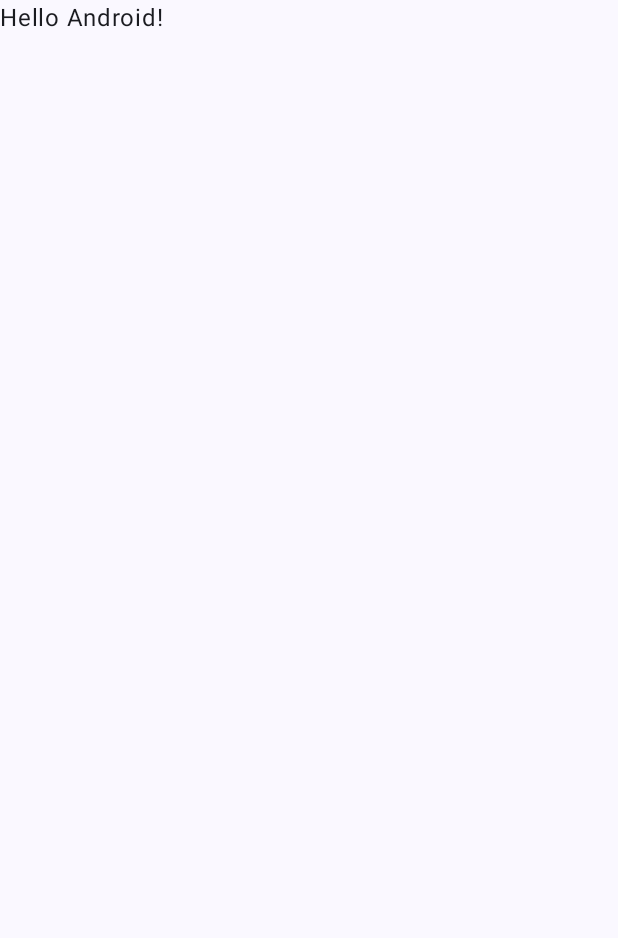
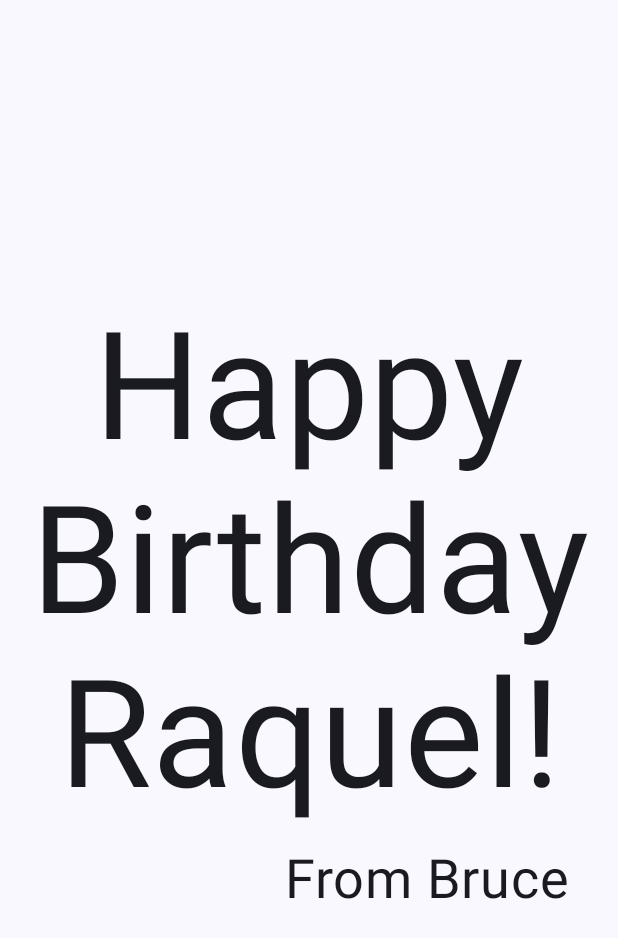
Before and after one commit to bruceneriDev/Happy-Birthday-App, an Android app built with Jetpack Compose: the screen it shows after launch (MainActivity), on a phone screen of 412 x 824 dp. Before the commit the part shown is almost empty. Shown: the top 938 px of the screen. Run offline under Robolectric (Android 15) with nearby library versions, the phone set to English and light mode, and no system bars.

Commit message:
Happy Birthday Message

```diff
--- a/app/src/main/java/com/example/happy_birthday_app/MainActivity.kt
+++ b/app/src/main/java/com/example/happy_birthday_app/MainActivity.kt
@@ -4,14 +4,24 @@ import android.os.Bundle
 import androidx.activity.ComponentActivity
 import androidx.activity.compose.setContent
 import androidx.activity.enableEdgeToEdge
+import androidx.compose.foundation.layout.Arrangement
+import androidx.compose.foundation.layout.Column
+import androidx.compose.foundation.layout.Row
 import androidx.compose.foundation.layout.fillMaxSize
 import androidx.compose.foundation.layout.padding
+import androidx.compose.material3.MaterialTheme
 import androidx.compose.material3.Scaffold
+import androidx.compose.material3.Surface
 import androidx.compose.material3.Text
 import androidx.compose.runtime.Composable
+import androidx.compose.ui.Alignment
 import androidx.compose.ui.Modifier
+import androidx.compose.ui.text.style.TextAlign
 import androidx.compose.ui.tooling.preview.Preview
+import androidx.compose.ui.unit.dp
+import androidx.compose.ui.unit.sp
 import com.example.happy_birthday_app.ui.theme.HappyBirthdayAppTheme
+import java.util.Date.from
 
 class MainActivity : ComponentActivity() {
     override fun onCreate(savedInstanceState: Bundle?) {
@@ -19,11 +29,15 @@ class MainActivity : ComponentActivity() {
         enableEdgeToEdge()
         setContent {
             HappyBirthdayAppTheme {
-                Scaffold(modifier = Modifier.fillMaxSize()) { innerPadding ->
-                    Greeting(
-                        name = "Android",
-                        modifier = Modifier.padding(innerPadding)
-                    )
+                // A surface container using the 'background' color from the theme
+                Surface(
+                    modifier = Modifier.fillMaxSize(),
+                    color = MaterialTheme.colorScheme.background
+                ) {
+                    GreetingText(
+                        message = "Happy Birthday Raquel!",
+                        from = "From Bruce",
+                        modifier = Modifier.padding(8.dp))
                 }
             }
         }
@@ -31,17 +45,31 @@ class MainActivity : ComponentActivity() {
 }
 
 @Composable
-fun Greeting(name: String, modifier: Modifier = Modifier) {
-    Text(
-        text = "Hello $name!",
-        modifier = modifier
-    )
+fun GreetingText(message: String, from: String, modifier: Modifier = Modifier) {
+    Column(
+        verticalArrangement = Arrangement.Center,
+        modifier = modifier.padding(8.dp)
+    ) {
+        Text(
+            text = message,
+            fontSize = 100.sp,
+            lineHeight = 116.sp,
+            textAlign = TextAlign.Center
+        )
+        Text(
+            text = from,
+            fontSize = 36.sp,
+            modifier = Modifier
+                .padding(16.dp)
+                .align(alignment = Alignment.End)
+        )
+    }
 }
 
 @Preview(showBackground = true)
 @Composable
-fun GreetingPreview() {
+fun BirthdayCardPreview() {
     HappyBirthdayAppTheme {
-        Greeting("Android")
+        GreetingText(message = "Happy Birthday Raquel!", from = "From Bruce")
     }
 }
```
